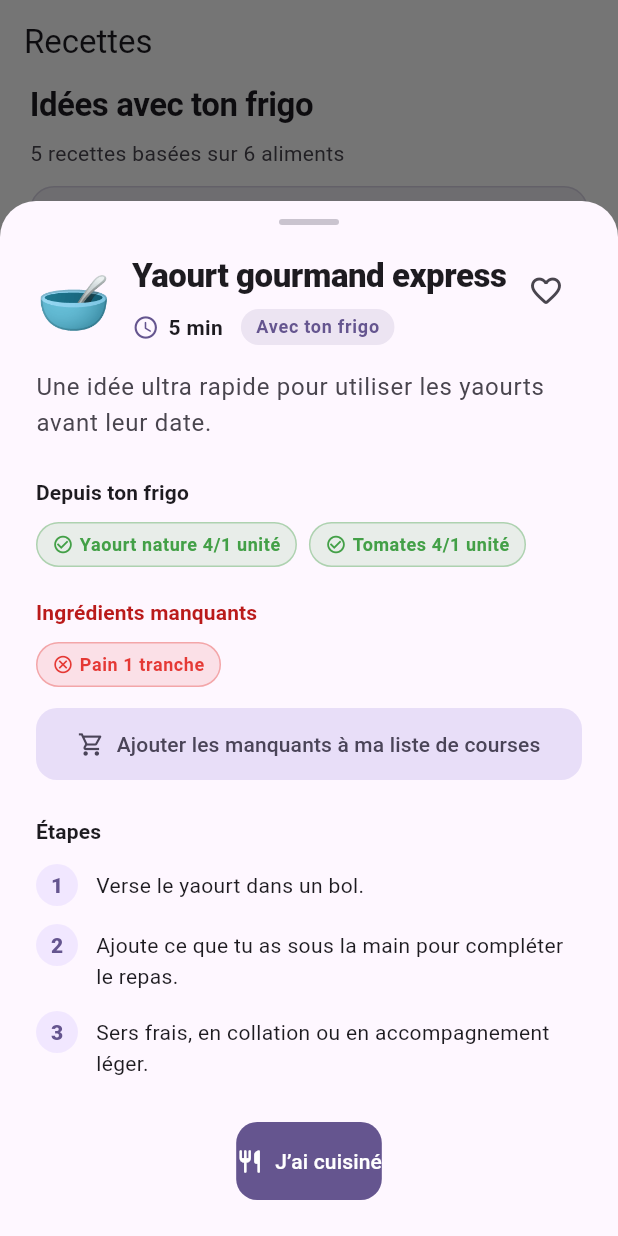
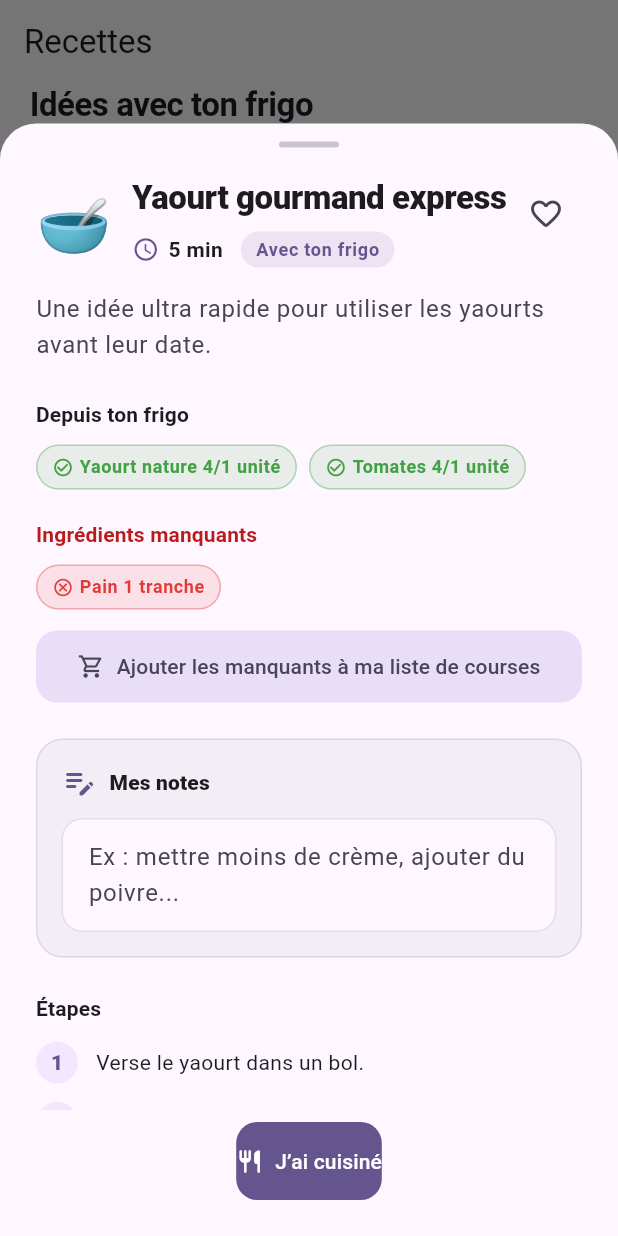
Before and after one commit to Legrancodeurfou/my_fridge, a Flutter app: the screen it shows after launch, item 4 of the bottom bar chosen, after a tap on "Voir la recette", on a phone screen of 412 x 824 dp. Run offline on Flutter 3.47's test engine with Material 3 defaults, Android fonts, the phone set to English and light mode, and no system bars; our stand-ins replace file_picker, image_picker, shared_preferences.

Commit message:
end of UX / fonctionnalities

```diff
--- /dev/null
+++ b/lib/data/recipe_notes_store.dart
@@ -0,0 +1,75 @@
+import 'dart:convert';
+
+import 'package:flutter/foundation.dart';
+import 'package:shared_preferences/shared_preferences.dart';
+
+class RecipeNotesStore extends ChangeNotifier {
+  RecipeNotesStore._(this._notesByRecipeName);
+
+  static const _storageKey = 'recipe_notes';
+
+  Map<String, String> _notesByRecipeName;
+
+  static Future<RecipeNotesStore> load() async {
+    final prefs = await SharedPreferences.getInstance();
+    final savedJson = prefs.getString(_storageKey);
+
+    if (savedJson == null || savedJson.isEmpty) {
+      return RecipeNotesStore._({});
+    }
+
+    try {
+      final decoded = jsonDecode(savedJson) as Map<String, dynamic>;
+      final notes = decoded.map(
+        (key, value) => MapEntry(key, value.toString()),
+      );
+
+      return RecipeNotesStore._(notes);
+    } catch (_) {
+      return RecipeNotesStore._({});
+    }
+  }
+
+  String noteFor(String recipeName) {
+    return _notesByRecipeName[_keyFor(recipeName)] ?? '';
+  }
+
+  bool hasNoteFor(String recipeName) {
+    return noteFor(recipeName).trim().isNotEmpty;
+  }
+
+  Future<void> updateNote(String recipeName, String note) async {
+    final key = _keyFor(recipeName);
+    final cleanedNote = note.trim();
+
+    if (cleanedNote.isEmpty) {
+      _notesByRecipeName = {..._notesByRecipeName}..remove(key);
+    } else {
+      _notesByRecipeName = {
+        ..._notesByRecipeName,
+        key: note,
+      };
+    }
+
+    notifyListeners();
+    await _save();
+  }
+
+  Future<void> deleteNote(String recipeName) async {
+    final key = _keyFor(recipeName);
+    if (!_notesByRecipeName.containsKey(key)) return;
+
+    _notesByRecipeName = {..._notesByRecipeName}..remove(key);
+    notifyListeners();
+    await _save();
+  }
+
+  Future<void> _save() async {
+    final prefs = await SharedPreferences.getInstance();
+    await prefs.setString(_storageKey, jsonEncode(_notesByRecipeName));
+  }
+
+  static String _keyFor(String recipeName) {
+    return recipeName.trim().toLowerCase();
+  }
+}
--- a/lib/main.dart
+++ b/lib/main.dart
@@ -3,6 +3,7 @@ import 'package:flutter/material.dart';
 import 'data/favorite_recipes_store.dart';
 import 'data/fridge_store.dart';
 import 'data/profile_store.dart';
+import 'data/recipe_notes_store.dart';
 import 'data/scan_history_store.dart';
 import 'data/shopping_list_store.dart';
 import 'screens/fridge_screen.dart';
@@ -56,6 +57,7 @@ class _AppStores {
     required this.shoppingListStore,
     required this.scanHistoryStore,
     required this.favoriteRecipesStore,
+    required this.recipeNotesStore,
   });
 
   final FridgeStore fridgeStore;
@@ -63,6 +65,7 @@ class _AppStores {
   final ShoppingListStore shoppingListStore;
   final ScanHistoryStore scanHistoryStore;
   final FavoriteRecipesStore favoriteRecipesStore;
+  final RecipeNotesStore recipeNotesStore;
 
   static Future<_AppStores> load() async {
     final results = await Future.wait([
@@ -71,6 +74,7 @@ class _AppStores {
       ShoppingListStore.load(),
       ScanHistoryStore.load(),
       FavoriteRecipesStore.load(),
+      RecipeNotesStore.load(),
     ]);
 
     return _AppStores(
@@ -79,6 +83,7 @@ class _AppStores {
       shoppingListStore: results[2] as ShoppingListStore,
       scanHistoryStore: results[3] as ScanHistoryStore,
       favoriteRecipesStore: results[4] as FavoriteRecipesStore,
+      recipeNotesStore: results[5] as RecipeNotesStore,
     );
   }
 
@@ -88,6 +93,7 @@ class _AppStores {
     shoppingListStore.dispose();
     scanHistoryStore.dispose();
     favoriteRecipesStore.dispose();
+    recipeNotesStore.dispose();
   }
 }
 
@@ -158,6 +164,7 @@ class _MainNavigationState extends State<MainNavigation> {
     final shoppingListStore = widget.stores.shoppingListStore;
     final scanHistoryStore = widget.stores.scanHistoryStore;
     final favoriteRecipesStore = widget.stores.favoriteRecipesStore;
+    final recipeNotesStore = widget.stores.recipeNotesStore;
 
     final screens = [
       HomeScreen(
@@ -180,6 +187,7 @@ class _MainNavigationState extends State<MainNavigation> {
         profileStore: profileStore,
         shoppingListStore: shoppingListStore,
         favoriteRecipesStore: favoriteRecipesStore,
+        recipeNotesStore: recipeNotesStore,
       ),
       ShoppingListScreen(
         shoppingStore: shoppingListStore,
--- a/lib/screens/recipes_screen.dart
+++ b/lib/screens/recipes_screen.dart
@@ -3,6 +3,7 @@ import 'package:flutter/material.dart';
 import '../data/favorite_recipes_store.dart';
 import '../data/fridge_store.dart';
 import '../data/profile_store.dart';
+import '../data/recipe_notes_store.dart';
 import '../data/shopping_list_store.dart';
 import '../models/food.dart';
 import '../models/shopping_item.dart';
@@ -14,12 +15,14 @@ class RecipesScreen extends StatelessWidget {
     required this.profileStore,
     required this.shoppingListStore,
     required this.favoriteRecipesStore,
+    required this.recipeNotesStore,
   });
 
   final FridgeStore store;
   final ProfileStore profileStore;
   final ShoppingListStore shoppingListStore;
   final FavoriteRecipesStore favoriteRecipesStore;
+  final RecipeNotesStore recipeNotesStore;
 
   @override
   Widget build(BuildContext context) {
@@ -30,6 +33,7 @@ class RecipesScreen extends StatelessWidget {
         profileStore: profileStore,
         shoppingListStore: shoppingListStore,
         favoriteRecipesStore: favoriteRecipesStore,
+        recipeNotesStore: recipeNotesStore,
       ),
     );
   }
@@ -41,12 +45,14 @@ class _RecipesContent extends StatelessWidget {
     required this.profileStore,
     required this.shoppingListStore,
     required this.favoriteRecipesStore,
+    required this.recipeNotesStore,
   });
 
   final FridgeStore store;
   final ProfileStore profileStore;
   final ShoppingListStore shoppingListStore;
   final FavoriteRecipesStore favoriteRecipesStore;
+  final RecipeNotesStore recipeNotesStore;
 
   @override
   Widget build(BuildContext context) {
@@ -97,6 +103,7 @@ class _RecipesContent extends StatelessWidget {
                         store: store,
                         shoppingListStore: shoppingListStore,
                         favoriteRecipesStore: favoriteRecipesStore,
+                        recipeNotesStore: recipeNotesStore,
                       ),
                     ),
                   ),
@@ -134,6 +141,7 @@ class _RecipesContent extends StatelessWidget {
                         store: store,
                         shoppingListStore: shoppingListStore,
                         favoriteRecipesStore: favoriteRecipesStore,
+                        recipeNotesStore: recipeNotesStore,
                       ),
                     ),
                   ),
@@ -977,12 +985,14 @@ class _RecipeCard extends StatelessWidget {
     required this.store,
     required this.shoppingListStore,
     required this.favoriteRecipesStore,
+    required this.recipeNotesStore,
   });
 
   final RecipeSuggestion recipe;
   final FridgeStore store;
   final ShoppingListStore shoppingListStore;
   final FavoriteRecipesStore favoriteRecipesStore;
+  final RecipeNotesStore recipeNotesStore;
 
   void _showRecipeDetails(BuildContext context) {
     showModalBottomSheet<void>(
@@ -995,6 +1005,7 @@ class _RecipeCard extends StatelessWidget {
           store: store,
           shoppingListStore: shoppingListStore,
           favoriteRecipesStore: favoriteRecipesStore,
+          recipeNotesStore: recipeNotesStore,
         );
       },
     );
@@ -1216,12 +1227,14 @@ class _RecipeDetailSheet extends StatelessWidget {
     required this.store,
     required this.shoppingListStore,
     required this.favoriteRecipesStore,
+    required this.recipeNotesStore,
   });
 
   final RecipeSuggestion recipe;
   final FridgeStore store;
   final ShoppingListStore shoppingListStore;
   final FavoriteRecipesStore favoriteRecipesStore;
+  final RecipeNotesStore recipeNotesStore;
 
   void _addMissingToShoppingList(BuildContext context) {
     final missingItems = RecipeCatalog.missingShoppingItems(recipe, store.foods);
@@ -1500,6 +1513,11 @@ class _RecipeDetailSheet extends StatelessWidget {
                       ),
                     ],
                     const SizedBox(height: 24),
+                    _RecipeNotesCard(
+                      recipeName: recipe.name,
+                      recipeNotesStore: recipeNotesStore,
+                    ),
+                    const SizedBox(height: 24),
                     Text(
                       'Étapes',
                       style: theme.textTheme.titleSmall?.copyWith(
@@ -1538,6 +1556,144 @@ class _RecipeDetailSheet extends StatelessWidget {
   }
 }
 
+
+class _RecipeNotesCard extends StatefulWidget {
+  const _RecipeNotesCard({
+    required this.recipeName,
+    required this.recipeNotesStore,
+  });
+
+  final String recipeName;
+  final RecipeNotesStore recipeNotesStore;
+
+  @override
+  State<_RecipeNotesCard> createState() => _RecipeNotesCardState();
+}
+
+class _RecipeNotesCardState extends State<_RecipeNotesCard> {
+  late final TextEditingController _controller;
+
+  @override
+  void initState() {
+    super.initState();
+    _controller = TextEditingController(
+      text: widget.recipeNotesStore.noteFor(widget.recipeName),
+    );
+    _controller.addListener(_onNoteChanged);
+  }
+
+  @override
+  void didUpdateWidget(covariant _RecipeNotesCard oldWidget) {
+    super.didUpdateWidget(oldWidget);
+    if (oldWidget.recipeName != widget.recipeName) {
+      final nextNote = widget.recipeNotesStore.noteFor(widget.recipeName);
+      if (_controller.text != nextNote) {
+        _controller.text = nextNote;
+        _controller.selection = TextSelection.fromPosition(
+          TextPosition(offset: _controller.text.length),
+        );
+      }
+    }
+  }
+
+  @override
+  void dispose() {
+    _controller
+      ..removeListener(_onNoteChanged)
+      ..dispose();
+    super.dispose();
+  }
+
+  void _onNoteChanged() {
+    widget.recipeNotesStore.updateNote(widget.recipeName, _controller.text);
+  }
+
+  void _clearNote() {
+    _controller.clear();
+    widget.recipeNotesStore.deleteNote(widget.recipeName);
+  }
+
+  @override
+  Widget build(BuildContext context) {
+    final theme = Theme.of(context);
+    final colorScheme = theme.colorScheme;
+
+    return Container(
+      padding: const EdgeInsets.all(16),
+      decoration: BoxDecoration(
+        color: colorScheme.surfaceContainerHighest.withValues(alpha: 0.45),
+        borderRadius: BorderRadius.circular(18),
+        border: Border.all(
+          color: colorScheme.outlineVariant.withValues(alpha: 0.55),
+        ),
+      ),
+      child: Column(
+        crossAxisAlignment: CrossAxisAlignment.start,
+        children: [
+          Row(
+            children: [
+              Icon(
+                Icons.edit_note_rounded,
+                color: colorScheme.primary,
+              ),
+              const SizedBox(width: 8),
+              Expanded(
+                child: Text(
+                  'Mes notes',
+                  style: theme.textTheme.titleSmall?.copyWith(
+                    fontWeight: FontWeight.w800,
+                  ),
+                ),
+              ),
+              ValueListenableBuilder<TextEditingValue>(
+                valueListenable: _controller,
+                builder: (context, value, _) {
+                  if (value.text.trim().isEmpty) {
+                    return const SizedBox.shrink();
+                  }
+
+                  return IconButton(
+                    tooltip: 'Effacer la note',
+                    onPressed: _clearNote,
+                    icon: const Icon(Icons.close_rounded),
+                  );
+                },
+              ),
+            ],
+          ),
+          const SizedBox(height: 12),
+          TextField(
+            controller: _controller,
+            minLines: 2,
+            maxLines: 5,
+            textInputAction: TextInputAction.newline,
+            decoration: InputDecoration(
+              hintText: 'Ex : mettre moins de crème, ajouter du poivre...',
+              filled: true,
+              fillColor: colorScheme.surface,
+              border: OutlineInputBorder(
+                borderRadius: BorderRadius.circular(14),
+                borderSide: BorderSide.none,
+              ),
+              enabledBorder: OutlineInputBorder(
+                borderRadius: BorderRadius.circular(14),
+                borderSide: BorderSide(
+                  color: colorScheme.outlineVariant.withValues(alpha: 0.5),
+                ),
+              ),
+              focusedBorder: OutlineInputBorder(
+                borderRadius: BorderRadius.circular(14),
+                borderSide: BorderSide(color: colorScheme.primary, width: 1.4),
+              ),
+              contentPadding: const EdgeInsets.all(14),
+            ),
+          ),
+        ],
+      ),
+    );
+  }
+}
+
 class _RecipeStepTile extends StatelessWidget {
   const _RecipeStepTile({
     required this.stepNumber,
```
